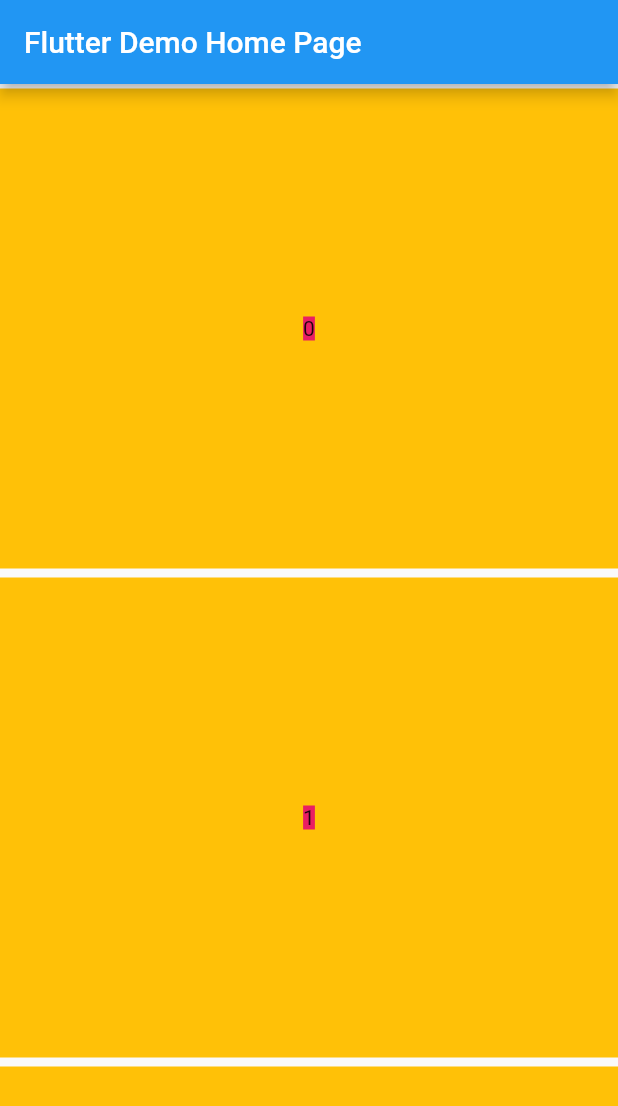
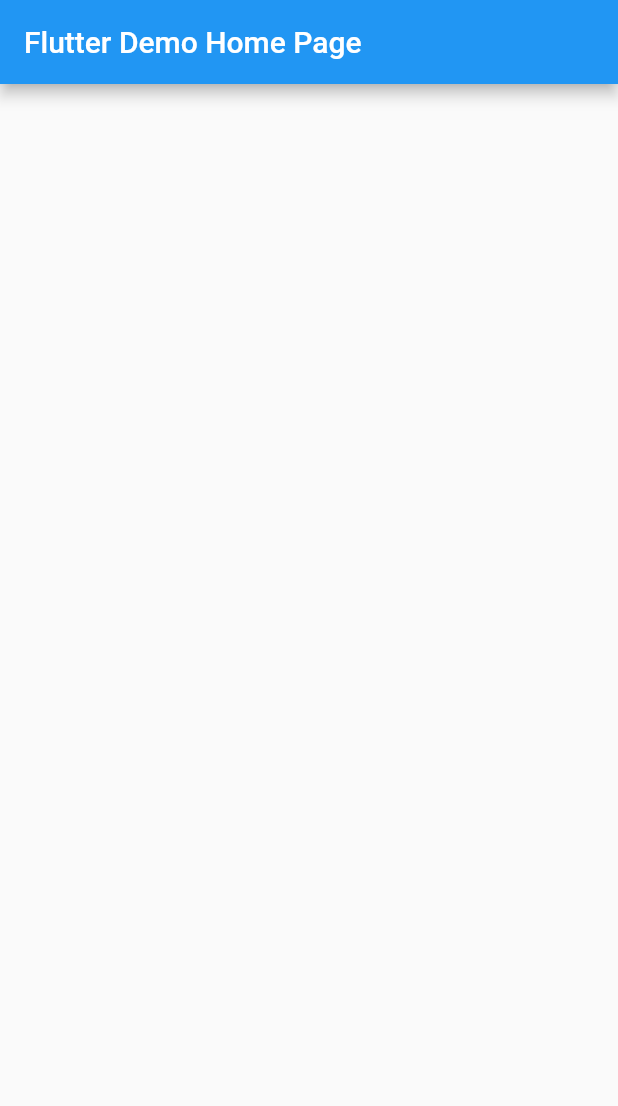
Before and after one commit to zeratulspc/fade_animation_list, a Flutter app: the screen it shows after launch, on a phone screen of 412 x 824 dp. Shown: the top 1106 px of the screen. Run offline on Flutter 3.47's test engine with Material 2 defaults, Android fonts, the phone set to English and light mode, and no system bars; drawn by our look-alikes of scrollable_positioned_list.

```diff
--- a/lib/fadeAnimatedList.dart
+++ b/lib/fadeAnimatedList.dart
@@ -15,28 +15,34 @@ class _FadeAnimatedListState extends State<FadeAnimatedList> {
 
   @override
   void initState() {
-    itemPositionsListener.itemPositions.addListener(() => print(itemPositionsListener.itemPositions.value.last));
     super.initState();
   }
+
+  List<bool> widgetVisible = [
+    false,false,false,false,false,false,false,
+    false,false,false,false,false,false,false,
+    false,false,false,false,false,false,false,
+    false,false,false,false,false,false,false,
+  ];
 
   @override
   Widget build(BuildContext context) {
     return ScrollablePositionedList.builder(
-        itemCount: 300,
+        itemCount: widgetVisible.length,
         itemScrollController: itemScrollController,
         itemPositionsListener: itemPositionsListener,
         itemBuilder: (context, index) {
-          return Container(
-            color: Colors.amber,
-            padding: EdgeInsets.all(5.0),
-            margin: EdgeInsets.symmetric(vertical: 3.0),
-            child: Center(
+          return AnimatedOpacity(
+              opacity: widgetVisible[index] ? 1.0 : 0.0,
+            duration: Duration(milliseconds: 300),
+            child: Card(
               child: Container(
-                color: Colors.pink,
-                child: Text("$index"),
+                height: Random().nextInt(300)+100.toDouble(),
+                child: Center(
+                  child: Text("$index"),
+                ),
               ),
             ),
-            height: Random().nextInt(300)+100.toDouble(),
           );
         }
     );
```
